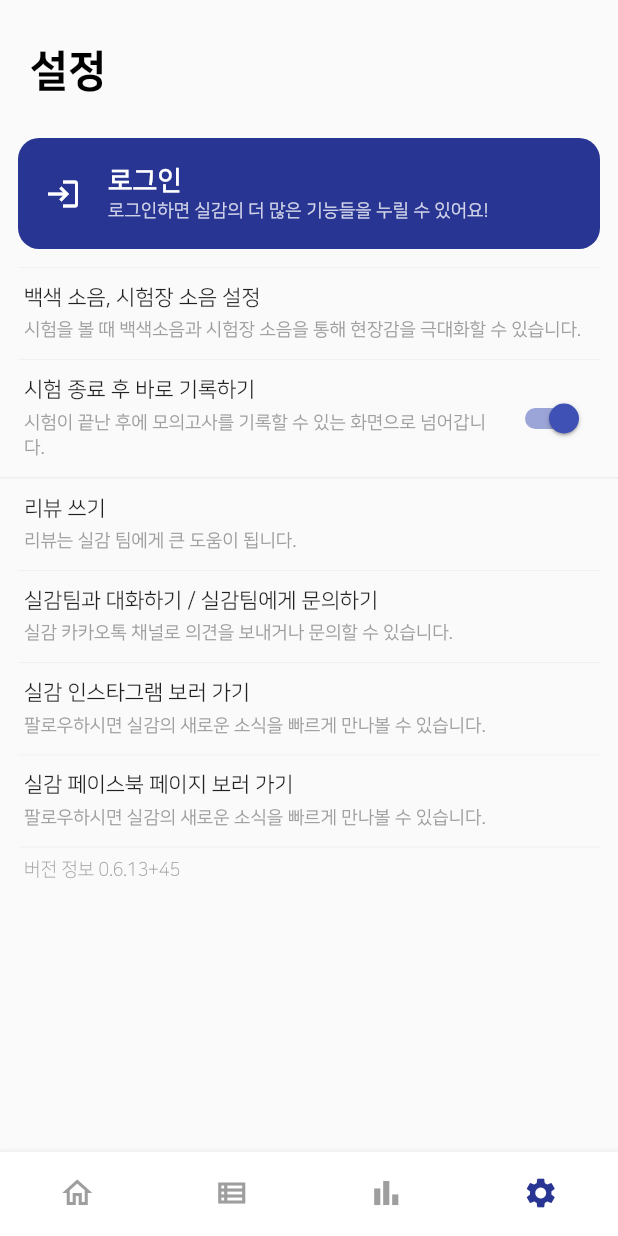
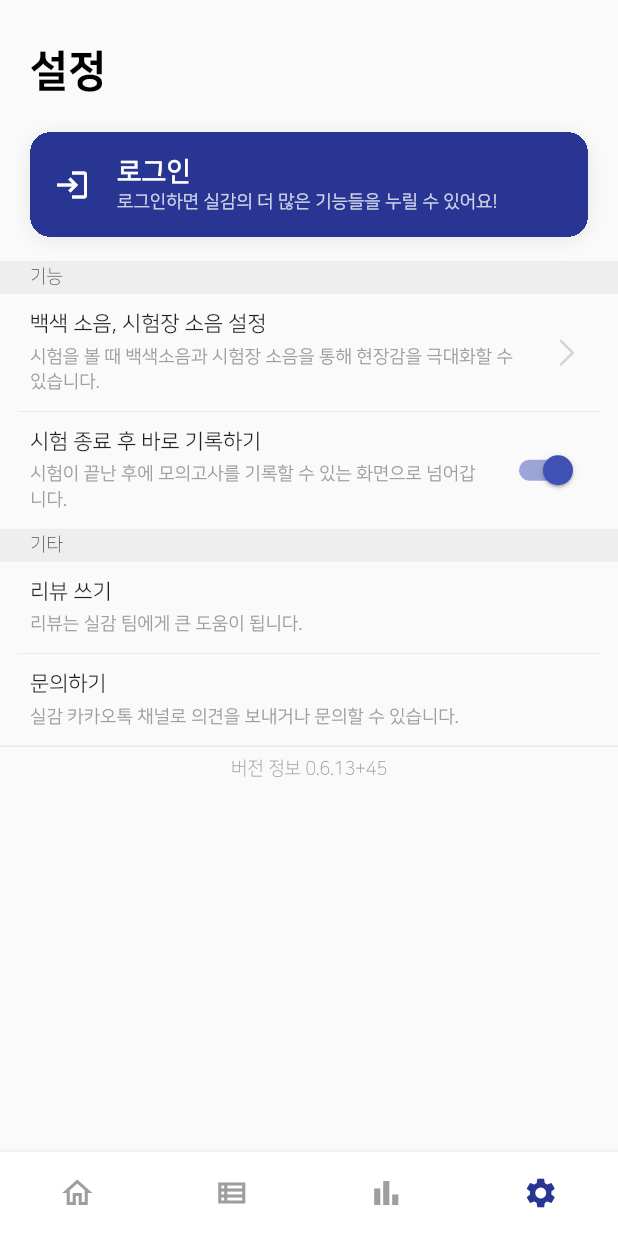
Before and after one commit to silgam/silgam-flutter, a Flutter app: the screen it shows after launch, item 4 of the bottom bar chosen, on a phone screen of 412 x 824 dp. Run offline on Flutter 3.47's test engine with Material 2 defaults, Android fonts, the phone set to English and light mode, and no system bars; our stand-ins replace bloc, cached_network_image, carousel_slider, cloud_firestore, dio, firebase_analytics and 31 more; missing offline and left inert: audio_session, flutter_facebook_auth, in_app_purchase_storekit, kakao_flutter_sdk, mixpanel_flutter, rich_text_controller; accounts and stored records are empty; generated files the repository leaves out were written again; network calls fail; statements that could not run were skipped.

Commit message:
feat: update SettingsView design

```diff
--- a/lib/model/product.dart
+++ b/lib/model/product.dart
@@ -11,10 +11,10 @@ class Product with _$Product {
     required final DateTime expiryDate,
     required final DateTime sellingStartDate,
     required final DateTime sellingEndDate,
-    required final int originalPrice,
     required final int trialPeriod,
     required final int minVersionNumber,
-    required final String pageTitle,
+    required final String stampImageUrl,
+    required final String trialStampImageUrl,
     required final String pageUrl,
     required final String pageBackgroundColor,
     required final bool isPageBackgroundDark,
--- a/lib/model/user.dart
+++ b/lib/model/user.dart
@@ -1,3 +1,4 @@
+import 'package:collection/collection.dart';
 import 'package:freezed_annotation/freezed_annotation.dart';
 
 import 'product.dart';
@@ -7,6 +8,8 @@ part 'user.g.dart';
 
 @freezed
 class User with _$User {
+  const User._();
+
   factory User({
     required final String id,
     required final Product activeProduct,
@@ -15,9 +18,26 @@ class User with _$User {
     String? photoUrl,
     @Default([]) List<ProviderData> providerDatas,
     @Default([]) List<String> fcmTokens,
+    @Default([]) List<Receipt> receipts,
   }) = _User;
 
   factory User.fromJson(Map<String, dynamic> json) => _$UserFromJson(json);
+
+  bool get isProductTrial =>
+      activeProduct.id != 'free' &&
+      receipts.sortedBy((element) => element.createdAt).last.store == 'trial';
+}
+
+@freezed
+class Receipt with _$Receipt {
+  factory Receipt({
+    required final String store,
+    required final String productId,
+    required final DateTime createdAt,
+  }) = _Receipt;
+
+  factory Receipt.fromJson(Map<String, dynamic> json) =>
+      _$ReceiptFromJson(json);
 }
 
 @freezed
--- a/lib/presentation/common/login_button.dart
+++ b/lib/presentation/common/login_button.dart
@@ -1,6 +1,6 @@
 import 'package:flutter/material.dart';
 
-import '../app/app.dart';
+import 'custom_card.dart';
 
 class LoginButton extends StatelessWidget {
   final GestureTapCallback onTap;
@@ -14,20 +14,14 @@ class LoginButton extends StatelessWidget {
 
   @override
   Widget build(BuildContext context) {
-    return Container(
-      decoration: BoxDecoration(
-        borderRadius: BorderRadius.circular(cardCornerRadius),
-        color: Theme.of(context).primaryColor,
-      ),
-      clipBehavior: Clip.hardEdge,
-      child: Material(
-        type: MaterialType.transparency,
+    return CustomCard(
+      backgroundColor: Theme.of(context).primaryColor,
       child: InkWell(
         onTap: onTap,
         splashColor: Colors.transparent,
         highlightColor: Colors.white10,
         child: Padding(
-            padding: const EdgeInsets.all(18),
+          padding: const EdgeInsets.all(16),
           child: Row(
             children: [
               const Icon(
@@ -63,7 +57,6 @@ class LoginButton extends StatelessWidget {
           ),
         ),
       ),
-      ),
     );
   }
 }
--- a/lib/presentation/home_page/settings/setting_tile.dart
+++ b/lib/presentation/home_page/settings/setting_tile.dart
@@ -1,3 +1,4 @@
+import 'package:flutter/cupertino.dart';
 import 'package:flutter/material.dart';
 import 'package:shared_preferences/shared_preferences.dart';
 
@@ -22,6 +23,7 @@ class SettingTile extends StatefulWidget {
   final ValueChanged<bool>? onSwitchChanged;
   final bool defaultValue;
   final Color? titleColor;
+  final bool showArrow;
 
   const SettingTile({
     Key? key,
@@ -33,6 +35,7 @@ class SettingTile extends StatefulWidget {
     this.onSwitchChanged,
     this.defaultValue = true,
     this.titleColor,
+    this.showArrow = false,
   }) : super(key: key);
 
   @override
@@ -58,7 +61,7 @@ class _SettingTileState extends State<SettingTile> {
       splashColor: Colors.transparent,
       child: Container(
         padding: EdgeInsets.symmetric(
-          horizontal: 16,
+          horizontal: 20,
           vertical: widget.description == null && widget.preferenceKey == null
               ? 16
               : 12,
@@ -84,12 +87,20 @@ class _SettingTileState extends State<SettingTile> {
                 ],
               ),
             ),
+            if (widget.preferenceKey != null || widget.showArrow)
+              const SizedBox(width: 16),
             if (widget.preferenceKey != null)
               Switch(
                 value: _isSwitchEnabled,
                 onChanged: _onSwitchChanged,
                 materialTapTargetSize: MaterialTapTargetSize.shrinkWrap,
-              )
+              ),
+            if (widget.showArrow)
+              Icon(
+                CupertinoIcons.chevron_right,
+                color: Colors.black.withAlpha(40),
+              ),
+            if (widget.showArrow) const SizedBox(width: 2)
           ],
         ),
       ),
--- a/lib/presentation/home_page/settings/settings_view.dart
+++ b/lib/presentation/home_page/settings/settings_view.dart
@@ -1,5 +1,7 @@
+import 'package:cached_network_image/cached_network_image.dart';
 import 'package:collection/collection.dart';
 import 'package:firebase_auth/firebase_auth.dart' hide User;
+import 'package:flutter/cupertino.dart';
 import 'package:flutter/material.dart';
 import 'package:flutter_bloc/flutter_bloc.dart';
 import 'package:flutter_svg/flutter_svg.dart';
@@ -7,13 +9,14 @@ import 'package:in_app_review/in_app_review.dart';
 import 'package:package_info_plus/package_info_plus.dart';
 import 'package:url_launcher/url_launcher.dart';
 
+import '../../../model/product.dart';
 import '../../../model/user.dart';
 import '../../../util/analytics_manager.dart';
 import '../../../util/const.dart';
-import '../../app/app.dart';
 import '../../app/cubit/app_cubit.dart';
 import '../../app/cubit/iap_cubit.dart';
 import '../../common/ad_tile.dart';
+import '../../common/custom_card.dart';
 import '../../common/login_button.dart';
 import '../../common/scaffold_body.dart';
 import '../../login_page/login_page.dart';
@@ -33,8 +36,7 @@ class _SettingsViewState extends State<SettingsView> {
   @override
   Widget build(BuildContext context) {
     return BlocBuilder<AppCubit, AppState>(
-      buildWhen: (previous, current) =>
-          previous.isSignedIn != current.isSignedIn,
+      buildWhen: (previous, current) => previous.me != current.me,
       builder: (context, state) {
         return ScaffoldBody(
           title: SettingsView.title,
@@ -52,10 +54,11 @@ class _SettingsViewState extends State<SettingsView> {
 
   List<Widget> _buildSettingTiles(AppState appState) {
     return [
+      const SizedBox(height: 8),
       appState.isSignedIn
           ? _buildLoginInfo(appState.me!)
           : Padding(
-              padding: const EdgeInsets.all(12),
+              padding: const EdgeInsets.symmetric(horizontal: 20),
               child: LoginButton(onTap: _onLoginTap),
             ),
       if (isAdsEnabled)
@@ -63,25 +66,23 @@ class _SettingsViewState extends State<SettingsView> {
           width: MediaQuery.of(context).size.width.truncate() - 32,
           margin: const EdgeInsets.only(bottom: 12, left: 12, right: 12),
         ),
-      const _Divider(),
       BlocBuilder<IapCubit, IapState>(
         builder: (context, state) {
           final product = state.products.firstOrNull;
-          if (product == null) return const SizedBox.shrink();
-
-          return SettingTile(
-            onTap: () {
-              Navigator.pushNamed(context, PurchasePage.routeName,
-                  arguments: PurchasePageArguments(product: product));
-            },
-            title: product.pageTitle,
-          );
+          final isPurchasedUser = appState.me?.isProductTrial == false &&
+              appState.me?.activeProduct.id != 'free';
+          if (product == null || isPurchasedUser) {
+            return const SizedBox(height: 16);
+          }
+          return _buildPurchaseButton(context, product);
         },
       ),
+      _buildSubtitle('기능'),
       SettingTile(
         onTap: _onNoiseSettingButtonTap,
         title: '백색 소음, 시험장 소음 설정',
         description: '시험을 볼 때 백색소음과 시험장 소음을 통해 현장감을 극대화할 수 있습니다.',
+        showArrow: true,
       ),
       const _Divider(),
       const SettingTile(
@@ -90,7 +91,7 @@ class _SettingsViewState extends State<SettingsView> {
         disabledDescription: '시험이 끝난 후에 모의고사 목록 화면으로 넘어갑니다.',
         preferenceKey: PreferenceKey.showAddRecordPageAfterExamFinished,
       ),
-      const _Divider(thick: true),
+      _buildSubtitle('기타'),
       SettingTile(
         onTap: _onWriteReviewButtonTap,
         title: '리뷰 쓰기',
@@ -100,24 +101,10 @@ class _SettingsViewState extends State<SettingsView> {
       SettingTile(
         onTap: () => launchUrl(Uri.parse(urlKakaotalk),
             mode: LaunchMode.externalApplication),
-        title: '실감팀과 대화하기 / 실감팀에게 문의하기',
+        title: '문의하기',
         description: '실감 카카오톡 채널로 의견을 보내거나 문의할 수 있습니다.',
       ),
-      const _Divider(),
-      SettingTile(
-        onTap: () => launchUrl(Uri.parse(urlInstagram),
-            mode: LaunchMode.externalApplication),
-        title: '실감 인스타그램 보러 가기',
-        description: '팔로우하시면 실감의 새로운 소식을 빠르게 만나볼 수 있습니다.',
-      ),
-      const _Divider(),
-      SettingTile(
-        onTap: () => launchUrl(Uri.parse(urlFacebook),
-            mode: LaunchMode.externalApplication),
-        title: '실감 페이스북 페이지 보러 가기',
-        description: '팔로우하시면 실감의 새로운 소식을 빠르게 만나볼 수 있습니다.',
-      ),
-      const _Divider(),
+      if (appState.isSignedIn) const _Divider(),
       if (appState.isSignedIn)
         SettingTile(
           onTap: _onLogoutTap,
@@ -130,12 +117,13 @@ class _SettingsViewState extends State<SettingsView> {
           title: '계정 탈퇴',
           titleColor: Colors.red,
         ),
-      if (appState.isSignedIn) const _Divider(),
+      const _Divider(thick: true),
       FutureBuilder(
         future: PackageInfo.fromPlatform(),
         builder: (_, AsyncSnapshot<PackageInfo> snapshot) {
           return Container(
             padding: const EdgeInsets.symmetric(horizontal: 16, vertical: 8),
+            alignment: Alignment.center,
             child: Text(
               '버전 정보 ${snapshot.data?.version}+${snapshot.data?.buildNumber}',
               style: const TextStyle(
@@ -152,40 +140,53 @@ class _SettingsViewState extends State<SettingsView> {
 
   Widget _buildLoginInfo(User user) {
     final String providerIconPath = getProviderIconPath(user);
-
     return GestureDetector(
       onLongPress: () => _onLoginLongPress(user),
-      child: Container(
-        margin: const EdgeInsets.all(12),
-        padding: const EdgeInsets.all(16),
-        decoration: BoxDecoration(
-          borderRadius: BorderRadius.circular(cardCornerRadius),
-          color: Colors.grey.shade200,
-        ),
+      child: CustomCard(
+        margin: const EdgeInsets.symmetric(horizontal: 20),
+        padding: const EdgeInsets.symmetric(horizontal: 6, vertical: 4),
         child: IntrinsicHeight(
           child: Row(
             children: [
+              const SizedBox(width: 10),
               CircleAvatar(
                 backgroundImage: NetworkImage(
                     user.photoUrl ?? 'https://via.placeholder.com/150?text=ㅇ'),
                 backgroundColor: Colors.grey,
+                radius: 24,
                 onBackgroundImageError: (exception, stackTrace) {},
               ),
               const SizedBox(width: 16),
               Expanded(
                 child: Column(
                   crossAxisAlignment: CrossAxisAlignment.start,
+                  mainAxisSize: MainAxisSize.min,
                   children: [
-                    Text(
-                      user.displayName ?? '',
-                      style: const TextStyle(
-                        fontSize: 20,
-                        fontWeight: FontWeight.w700,
-                      ),
+                    Row(
+                      children: [
+                        Flexible(
+                          child: Text(
+                            user.displayName ?? '이름 없음',
+                            maxLines: 1,
+                            overflow: TextOverflow.ellipsis,
+                            style: const TextStyle(
+                              fontSize: 18,
+                              fontWeight: FontWeight.w700,
+                            ),
+                          ),
+                        ),
+                        const SizedBox(width: 8),
+                        SvgPicture.asset(
+                          providerIconPath,
+                          height: 18,
+                        ),
+                      ],
                     ),
-                    const SizedBox(height: 4),
+                    const SizedBox(height: 6),
                     Text(
                       user.email ?? '이메일 없음',
+                      maxLines: 1,
+                      overflow: TextOverflow.ellipsis,
                       style: TextStyle(
                         fontSize: 12,
                         color: Colors.grey.shade700,
@@ -194,16 +195,75 @@ class _SettingsViewState extends State<SettingsView> {
                   ],
                 ),
               ),
-              Container(
-                height: double.infinity,
-                alignment: Alignment.bottomCenter,
-                child: SvgPicture.asset(
-                  providerIconPath,
-                  height: 28,
-                ),
+              const SizedBox(width: 12),
+              const VerticalDivider(
+                indent: 8,
+                endIndent: 8,
+                width: 1,
+              ),
+              const SizedBox(width: 4),
+              CachedNetworkImage(
+                imageUrl: user.isProductTrial
+                    ? user.activeProduct.trialStampImageUrl
+                    : user.activeProduct.stampImageUrl,
+                height: 74,
               ),
             ],
           ),
+        ),
+      ),
+    );
+  }
+
+  Widget _buildPurchaseButton(BuildContext context, Product product) {
+    return CustomCard(
+      margin: const EdgeInsets.symmetric(horizontal: 20, vertical: 16),
+      backgroundColor: Theme.of(context).primaryColor,
+      isThin: true,
+      child: InkWell(
+        onTap: () {
+          Navigator.pushNamed(
+            context,
+            PurchasePage.routeName,
+            arguments: PurchasePageArguments(product: product),
+          );
+        },
+        splashColor: Colors.transparent,
+        highlightColor: Colors.grey.withAlpha(60),
+        child: Padding(
+          padding: const EdgeInsets.symmetric(horizontal: 10, vertical: 8),
+          child: Row(
+            children: [
+              const SizedBox(width: 12),
+              Expanded(
+                child: Text(
+                  '${product.name} 구매하기',
+                  style: const TextStyle(
+                    fontSize: 14,
+                    color: Colors.white,
+                  ),
+                ),
+              ),
+              Icon(
+                CupertinoIcons.chevron_right,
+                color: Colors.white.withAlpha(150),
+              ),
+            ],
+          ),
+        ),
+      ),
+    );
+  }
+
+  Widget _buildSubtitle(String text) {
+    return Container(
+      color: Colors.grey.shade200,
+      padding: const EdgeInsets.symmetric(horizontal: 20, vertical: 4),
+      child: Text(
+        text,
+        style: const TextStyle(
+          fontSize: 12,
+          fontWeight: FontWeight.w300,
         ),
       ),
     );
@@ -353,11 +413,11 @@ class _Divider extends StatelessWidget {
     double thickness = 0.5;
     double indent = 12;
     if (thick) {
-      thickness = 1;
+      thickness = 0.8;
       indent = 0;
     }
     return Divider(
-      color: Colors.grey.shade200,
+      color: Colors.black.withOpacity(0.08),
       height: thickness,
       thickness: thickness,
       indent: indent,
--- a/lib/presentation/login_page/login_page.dart
+++ b/lib/presentation/login_page/login_page.dart
@@ -41,8 +41,7 @@ class _LoginPageState extends State<LoginPage> {
         ),
         child: Scaffold(
           body: BlocListener<AppCubit, AppState>(
-            listenWhen: (previous, current) =>
-                previous.isSignedIn != current.isSignedIn,
+            listenWhen: (previous, current) => previous.me != current.me,
             listener: (_, appState) {
               if (appState.isSignedIn && !_isPagePopped) {
                 _isPagePopped = true;
```
Lines whose indentation alone changed are shown as unchanged.
